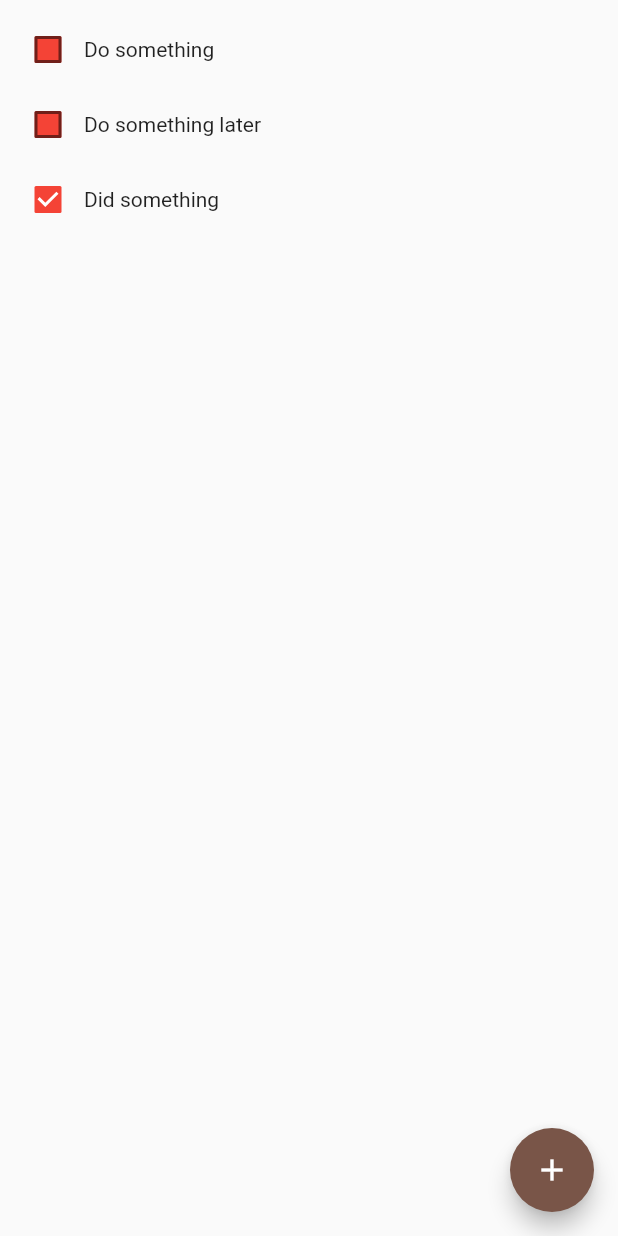
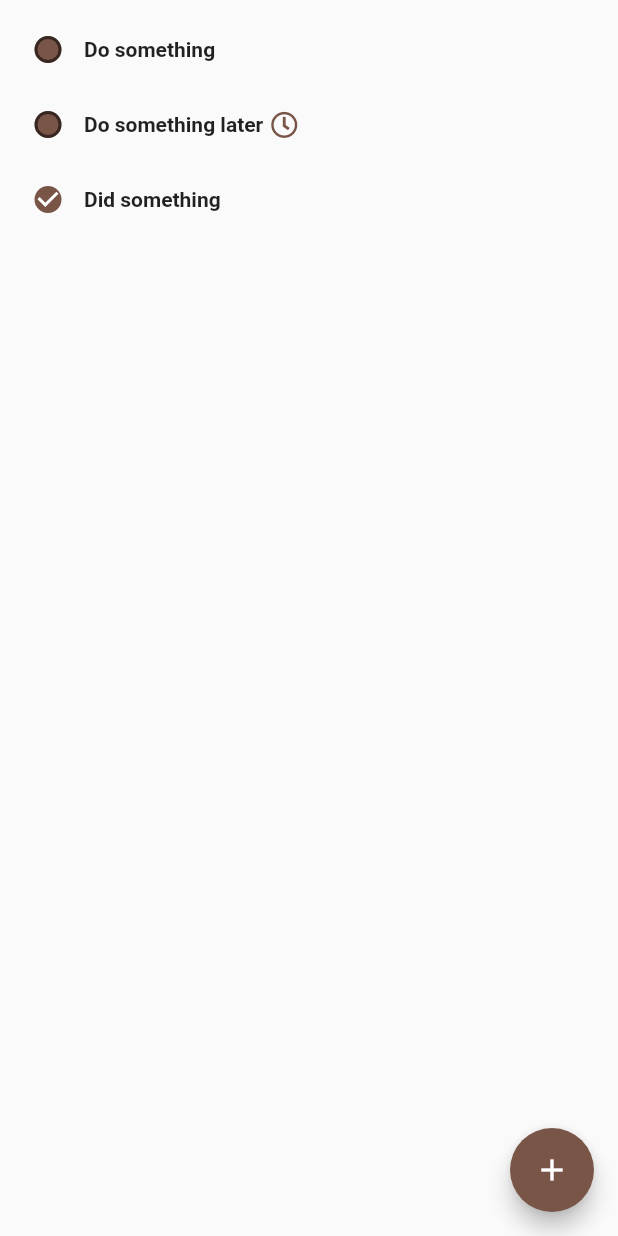
Before and after one commit to ariejan/txdx, a Flutter app: the screen it shows after launch, on a phone screen of 412 x 824 dp. Run offline on Flutter 3.47's test engine with Material 2 defaults, Android fonts, the phone set to English and light mode, and no system bars; our stand-ins replace font_awesome_flutter, jiffy; missing offline and left inert: window_size.

Commit message:
Make UI more fun

```diff
--- a/lib/main.dart
+++ b/lib/main.dart
@@ -1,6 +1,8 @@
 import 'dart:io';
 
 import 'package:flutter/material.dart';
+import 'package:font_awesome_flutter/font_awesome_flutter.dart';
+import 'package:jiffy/jiffy.dart';
 import 'package:window_size/window_size.dart';
 
 import 'txdx/txdx.dart';
@@ -59,9 +61,7 @@ class _TodoListViewState extends State<TodoListView> {
     txDxContext = TxDxList(filename);
   }
 
-  void _newTodoDialog() {
-
-  }
+  void _newTodoDialog() {}
 
   List<Widget> _getTxDxItemContainers() {
     Color getColor(Set<MaterialState> states) {
@@ -71,29 +71,54 @@ class _TodoListViewState extends State<TodoListView> {
         MaterialState.focused,
       };
       if (states.any(interactiveStates.contains)) {
-        return Colors.blue;
+        return Colors.deepOrange;
       }
-      return Colors.red;
+      return Colors.brown;
     }
 
-    return txDxContext.items.map((item) => SizedBox(
+    return txDxContext.items
+        .map((item) => SizedBox(
               height: 50,
               child: Row(
-        children: <Widget>[
-          Container(child: Checkbox(
+                children: [
+                  Container(
+                      child: Checkbox(
                           checkColor: Colors.white,
-            fillColor: MaterialStateProperty.resolveWith(getColor),
+                          fillColor:
+                              MaterialStateProperty.resolveWith(getColor),
+                          shape: CircleBorder(),
                           value: item.completed,
                           onChanged: (bool? value) {
                             setState(() {
                               item.setCompleted(value ?? false);
                             });
-            }
-          )),
-          Container(child: Text(item.description)),
+                          })),
+                  SizedBox(
+                    child: Text(
+                      item.description,
+                      textAlign: TextAlign.left,
+                      style: TextStyle(fontWeight: FontWeight.bold),
+                    ),
+                  ),
+                  if (item.hasDueOn) ...[
+                    Container(
+                      padding: EdgeInsets.fromLTRB(5, 0, 5, 0),
+                      child: Tooltip(
+                        message: 'Due: ' + Jiffy(item.dueOn).format('yyyy-MM-dd'),
+                        child: FaIcon(
+                          FontAwesomeIcons.clock,
+                          size: 18,
+                          color: Colors.brown,
+                        ),
+                        decoration: BoxDecoration(
+                            borderRadius: BorderRadius.circular(10), color: Colors.brown),
+                      )
+                    ),
+                  ],
                 ],
               ),
-    )).toList();
+            ))
+        .toList();
   }
 
   @override
--- a/lib/txdx/txdx.dart
+++ b/lib/txdx/txdx.dart
@@ -82,6 +82,8 @@ class TxDxItem {
 
     return results;
   }
+
+  bool get hasDueOn => dueOn != null;
 }
 
 class TxDxList {
--- a/pubspec.yaml
+++ b/pubspec.yaml
@@ -31,8 +31,8 @@ dependencies:
     sdk: flutter
 
   cupertino_icons: ^1.0.2
-
-  settings_ui: ^2.0.1
+  jiffy: ^5.0.0
+  font_awesome_flutter: ^9.2.0
   window_size:
     git:
       url: git://github.com/google/flutter-desktop-embedding.git
```
Also changed, not shown: pubspec.lock. Lines whose indentation alone changed are shown as unchanged.
